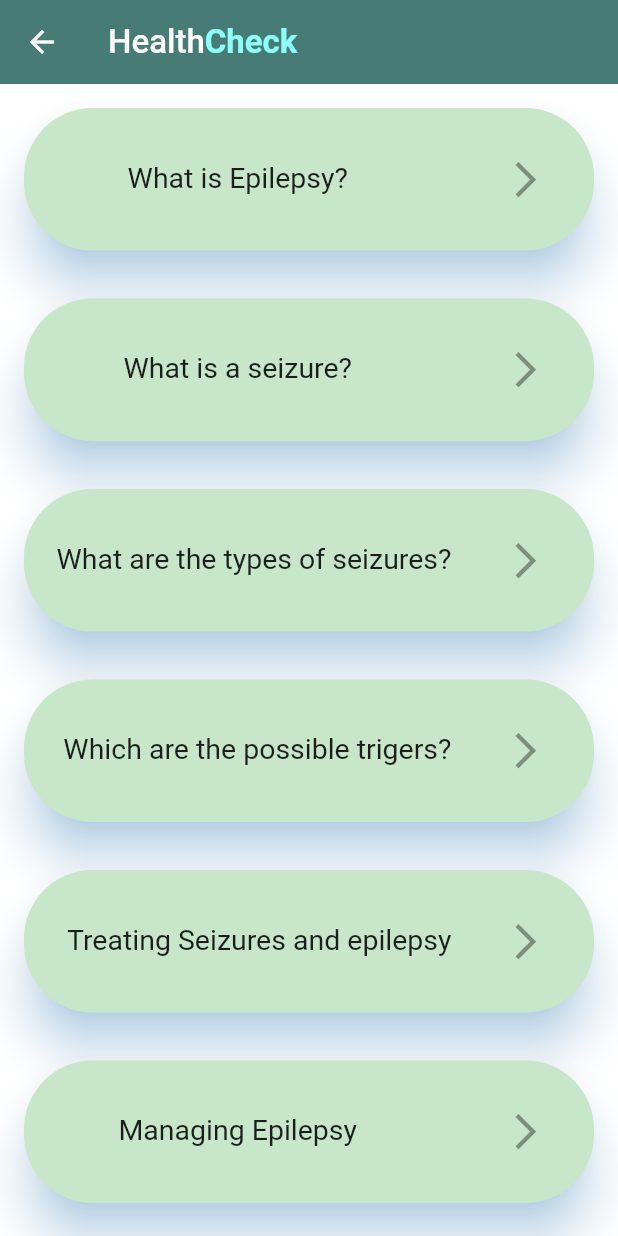
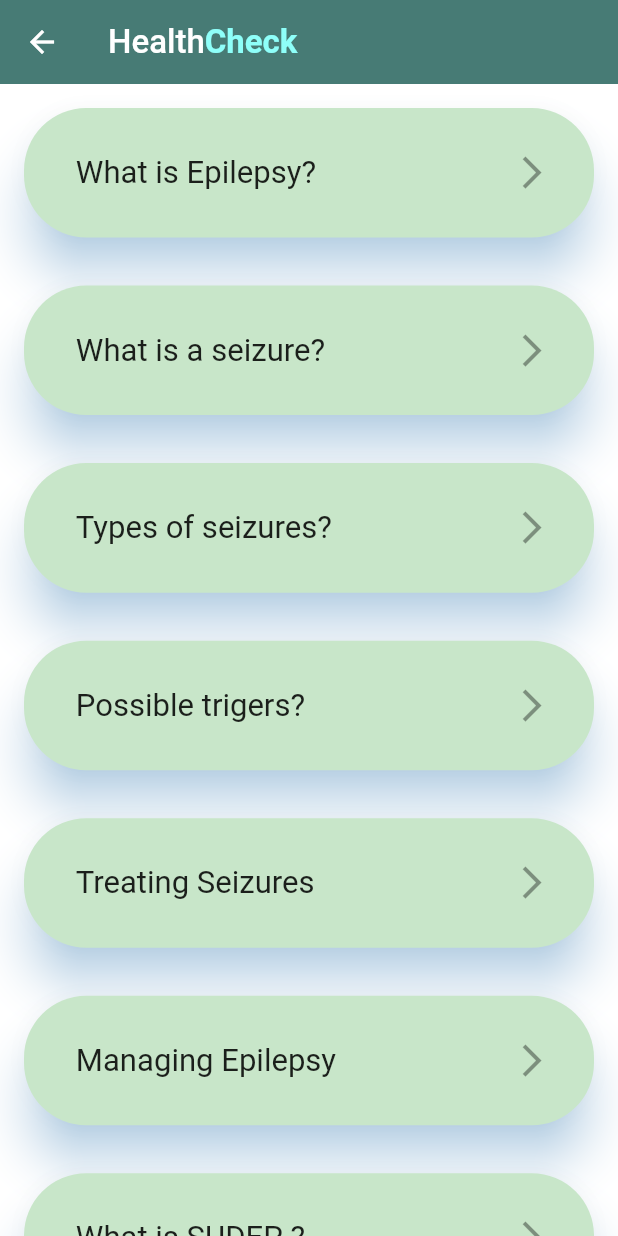
Before and after one commit to PIA-Group/Epilappsy, a Flutter app: the EducationalPage screen opened directly, on a phone screen of 412 x 824 dp. Run offline on Flutter 3.47's test engine with Material 2 defaults, Android fonts, the phone set to English and light mode, and no system bars; our stand-ins replace charts_flutter, firebase_auth, firebase_core, firebase_database, image_picker, persistent_bottom_nav_bar and 2 more; missing offline and left inert: flutter_circular_slider, slide_countdown_clock, transformer_page_view; accounts and stored records are empty.

Commit message:
Update EducationPage.dart

```diff
--- a/lib/Pages/EducationPage.dart
+++ b/lib/Pages/EducationPage.dart
@@ -32,11 +32,16 @@ class _EducationalPageState extends State<EducationalPage> {
                     mainAxisAlignment: MainAxisAlignment.spaceBetween,
                     children: <Widget>[
                       Container(
+                          width: 20,
+                          height: 50,),
+                      Container(
                           width: 150,
                           height: 50,
-                          alignment: Alignment.center,
+                          alignment: Alignment.centerLeft,
                           child: Text('What is Epilepsy?',
-                              style: new TextStyle(fontSize: 10.0))),
+                              style: new TextStyle(fontSize: 12.0),
+                              textAlign: TextAlign.justify,)
+                              ),
                       //),
                       Container(
                           width: 50,
@@ -68,12 +73,16 @@ class _EducationalPageState extends State<EducationalPage> {
                     mainAxisAlignment: MainAxisAlignment.spaceBetween,
                     children: <Widget>[
                       Container(
+                          width: 20,
+                          height: 50,),
+                      Container(
                           width: 150,
                           height: 50,
-                          alignment: Alignment.center,
+                          alignment: Alignment.centerLeft,
                           child: Text(
                             'What is a seizure?',
-                            style: new TextStyle(fontSize: 10.0),
+                            style: new TextStyle(fontSize: 12.0),
+                            textAlign: TextAlign.justify,
                           )),
                       //),
                       Container(
@@ -104,12 +113,16 @@ class _EducationalPageState extends State<EducationalPage> {
                     mainAxisAlignment: MainAxisAlignment.spaceBetween,
                     children: <Widget>[
                       Container(
+                          width: 20,
+                          height: 50,),
+                      Container(
                           width: 150,
                           height: 50,
-                          alignment: Alignment.centerRight,
+                          alignment: Alignment.centerLeft,
                           child: Text(
-                            'What are the types of seizures?',
-                            style: new TextStyle(fontSize: 10.0),
+                            'Types of seizures?',
+                            style: new TextStyle(fontSize: 12.0),
+                            textAlign: TextAlign.justify,
                           )),
                       //),
                       Container(
@@ -140,12 +153,16 @@ class _EducationalPageState extends State<EducationalPage> {
                     mainAxisAlignment: MainAxisAlignment.spaceBetween,
                     children: <Widget>[
                       Container(
+                          width: 20,
+                          height: 50,),
+                      Container(
                           width: 150,
                           height: 50,
-                          alignment: Alignment.centerRight,
+                          alignment: Alignment.centerLeft,
                           child: Text(
-                            'Which are the possible trigers?',
-                            style: new TextStyle(fontSize: 10.0),
+                            'Possible trigers?',
+                            style: new TextStyle(fontSize: 12.0),
+                            textAlign: TextAlign.justify,
                           )),
                       //),
                       Container(
@@ -176,12 +193,16 @@ class _EducationalPageState extends State<EducationalPage> {
                     mainAxisAlignment: MainAxisAlignment.spaceBetween,
                     children: <Widget>[
                       Container(
+                          width: 20,
+                          height: 50,),
+                      Container(
                           width: 150,
                           height: 50,
-                          alignment: Alignment.centerRight,
+                          alignment: Alignment.centerLeft,
                           child: Text(
-                            'Treating Seizures and epilepsy',
-                            style: new TextStyle(fontSize: 10.0),
+                            'Treating Seizures',
+                            style: new TextStyle(fontSize: 12.0),
+                            textAlign: TextAlign.justify,
                           )),
                       //),
                       Container(
@@ -212,12 +233,16 @@ class _EducationalPageState extends State<EducationalPage> {
                     mainAxisAlignment: MainAxisAlignment.spaceBetween,
                     children: <Widget>[
                       Container(
+                          width: 20,
+                          height: 50,),
+                      Container(
                           width: 150,
                           height: 50,
-                          alignment: Alignment.center,
+                          alignment: Alignment.centerLeft,
                           child: Text(
                             'Managing Epilepsy',
-                            style: new TextStyle(fontSize: 10.0),
+                            style: new TextStyle(fontSize: 12.0),
+                            textAlign: TextAlign.justify,
                           )),
                       //),
                       Container(
@@ -248,12 +273,16 @@ class _EducationalPageState extends State<EducationalPage> {
                     mainAxisAlignment: MainAxisAlignment.spaceBetween,
                     children: <Widget>[
                       Container(
+                          width: 20,
+                          height: 50,),
+                      Container(
                           width: 150,
                           height: 50,
-                          alignment: Alignment.center,
+                          alignment: Alignment.centerLeft,
                           child: Text(
-                            'What is SUDEP?',
-                            style: new TextStyle(fontSize: 10.0),
+                            'What is SUDEP ?',
+                            style: new TextStyle(fontSize: 12.0),
+                            textAlign: TextAlign.justify,
                           )),
                       //),
                       Container(
@@ -284,12 +313,16 @@ class _EducationalPageState extends State<EducationalPage> {
                     mainAxisAlignment: MainAxisAlignment.spaceBetween,
                     children: <Widget>[
                       Container(
+                          width: 20,
+                          height: 50,),
+                      Container(
                           width: 150,
                           height: 50,
-                          alignment: Alignment.center,
+                          alignment: Alignment.centerLeft,
                           child: Text(
                             'Challenges in Epilepsy',
-                            style: new TextStyle(fontSize: 10.0),
+                            style: new TextStyle(fontSize: 12.0),
+                            textAlign: TextAlign.justify,
                           )),
                       //),
                       Container(
```
